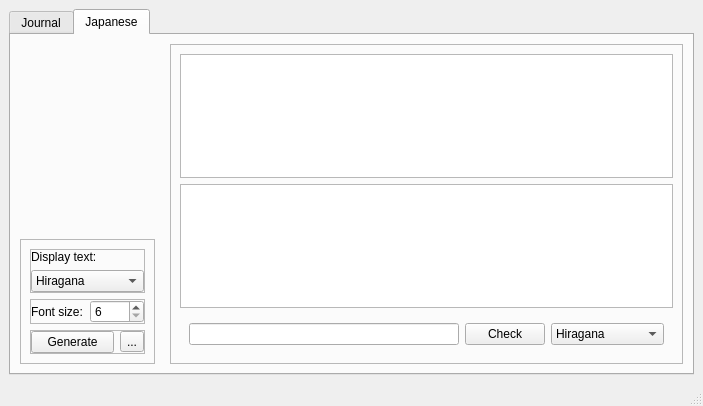
Qt form Mainwindow.ui (mikewii/PSY) before a commit.
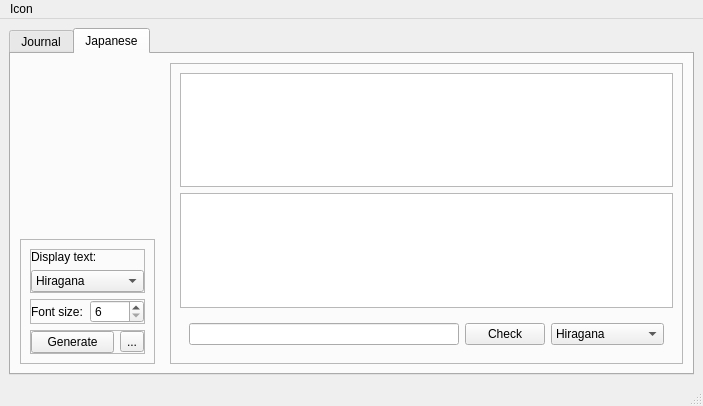
The same form after that commit.

What changed in the file:
```diff
--- a/Mainwindow.ui
+++ b/Mainwindow.ui
@@ -2910,6 +2910,13 @@
      <height>21</height>
     </rect>
    </property>
+   <widget class="QMenu" name="menuIcon">
+    <property name="title">
+     <string>Icon</string>
+    </property>
+    <addaction name="actionShow"/>
+   </widget>
+   <addaction name="menuIcon"/>
   </widget>
   <widget class="QStatusBar" name="statusbar"/>
  </widget>
```
Left out of the diff: 7 changed lines with no effect on the pictures.
